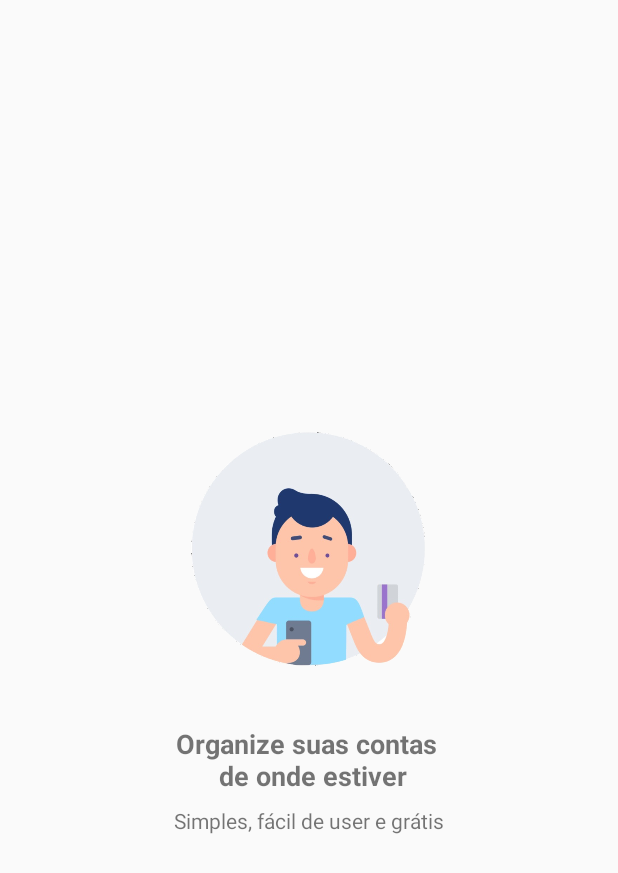
After one commit to GabrielIFPB/gemme, an Android app: the layout slide_1.xml on its own in the app's theme, with its tools: preview values and no code run, on a phone screen of 412 x 824 dp. The commit adds this screen. Shown: the top 873 px of the screen. Run offline under Robolectric (Android 15) with nearby library versions, the phone set to English and light mode, and no system bars.

Commit message:
criado xml do slide um

```diff
--- a/app/src/main/AndroidManifest.xml
+++ b/app/src/main/AndroidManifest.xml
@@ -9,7 +9,7 @@
         android:roundIcon="@mipmap/ic_launcher_round"
         android:supportsRtl="true"
         android:theme="@style/AppTheme">
-        <activity android:name=".MainActivity">
+        <activity android:name=".MainActivity" android:theme="@style/Theme.Intro">
             <intent-filter>
                 <action android:name="android.intent.action.MAIN" />
 
--- a/app/src/main/java/com/inteligenciadigital/gemme/MainActivity.java
+++ b/app/src/main/java/com/inteligenciadigital/gemme/MainActivity.java
@@ -1,14 +1,16 @@
 package com.inteligenciadigital.gemme;
-
-import androidx.appcompat.app.AppCompatActivity;
 
 import android.os.Bundle;
 
-public class MainActivity extends AppCompatActivity {
+import com.heinrichreimersoftware.materialintro.app.IntroActivity;
+
+public class MainActivity extends IntroActivity {
 
 	@Override
 	protected void onCreate(Bundle savedInstanceState) {
 		super.onCreate(savedInstanceState);
 		setContentView(R.layout.activity_main);
+
+
 	}
 }
--- /dev/null
+++ b/app/src/main/res/layout/slide_1.xml
@@ -0,0 +1,61 @@
+<?xml version="1.0" encoding="utf-8"?>
+<androidx.constraintlayout.widget.ConstraintLayout xmlns:android="http://schemas.android.com/apk/res/android"
+    xmlns:app="http://schemas.android.com/apk/res-auto"
+    xmlns:tools="http://schemas.android.com/tools"
+    android:layout_width="match_parent"
+    android:layout_height="match_parent">
+
+    <ImageView
+        android:id="@+id/imageView"
+        android:layout_width="200dp"
+        android:layout_height="200dp"
+        android:layout_marginStart="8dp"
+        android:layout_marginLeft="8dp"
+        android:layout_marginTop="8dp"
+        android:layout_marginEnd="8dp"
+        android:layout_marginRight="8dp"
+        android:layout_marginBottom="8dp"
+        app:layout_constraintBottom_toTopOf="@+id/textView"
+        app:layout_constraintEnd_toEndOf="parent"
+        app:layout_constraintHorizontal_bias="0.5"
+        app:layout_constraintStart_toStartOf="parent"
+        app:layout_constraintTop_toTopOf="parent"
+        app:layout_constraintVertical_chainStyle="packed"
+        app:srcCompat="@drawable/um" />
+
+    <TextView
+        android:id="@+id/textView"
+        android:layout_width="wrap_content"
+        android:layout_height="wrap_content"
+        android:layout_marginStart="8dp"
+        android:layout_marginLeft="8dp"
+        android:layout_marginTop="8dp"
+        android:layout_marginEnd="8dp"
+        android:layout_marginRight="8dp"
+        android:layout_marginBottom="8dp"
+        android:gravity="center"
+        android:text="@string/titulo_slide_1"
+        android:textSize="18sp"
+        android:textStyle="bold"
+        app:layout_constraintBottom_toTopOf="@+id/textView2"
+        app:layout_constraintEnd_toEndOf="parent"
+        app:layout_constraintHorizontal_bias="0.5"
+        app:layout_constraintStart_toStartOf="parent"
+        app:layout_constraintTop_toBottomOf="@+id/imageView" />
+
+    <TextView
+        android:id="@+id/textView2"
+        android:layout_width="wrap_content"
+        android:layout_height="wrap_content"
+        android:layout_marginStart="8dp"
+        android:layout_marginLeft="8dp"
+        android:layout_marginEnd="8dp"
+        android:layout_marginRight="8dp"
+        android:layout_marginBottom="8dp"
+        android:text="@string/descricao_slide_1"
+        app:layout_constraintBottom_toBottomOf="parent"
+        app:layout_constraintEnd_toEndOf="parent"
+        app:layout_constraintHorizontal_bias="0.5"
+        app:layout_constraintStart_toStartOf="parent"
+        app:layout_constraintTop_toBottomOf="@+id/textView" />
+</androidx.constraintlayout.widget.ConstraintLayout>
--- a/app/src/main/res/values/strings.xml
+++ b/app/src/main/res/values/strings.xml
@@ -1,3 +1,5 @@
 <resources>
     <string name="app_name">Gemme</string>
+    <string name="titulo_slide_1">Organize suas contas \n de onde estiver</string>
+    <string name="descricao_slide_1">Simples, fácil de user e grátis</string>
 </resources>
```
